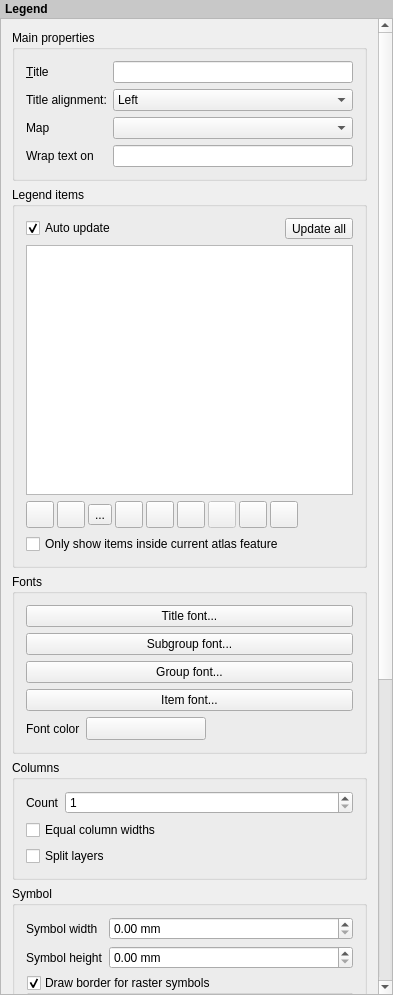
The window that src/ui/composer/qgscomposerlegendwidgetbase.ui (carsmie/QGIS) describes before a commit, drawn with Qt 5.
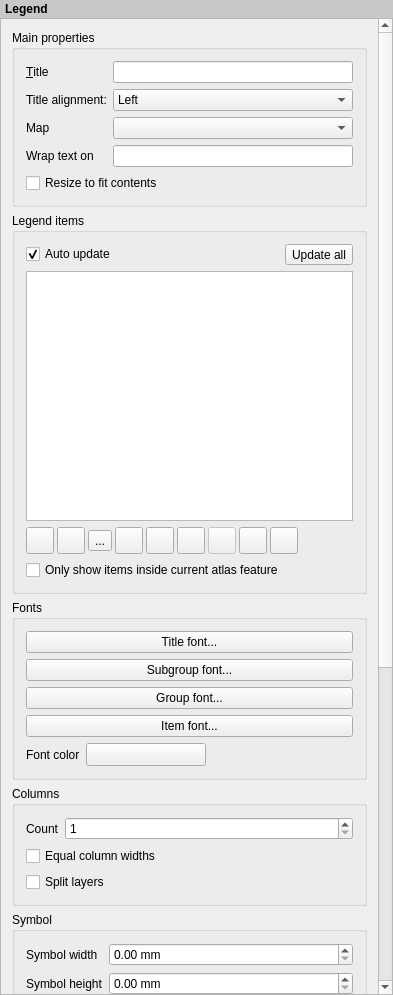
The same window after the commit. Icons and pictures are not drawn. Custom widgets are drawn as their Qt base class.

Commit message:
[composer] Add a checkbox for legends to prevent automatic resizing
A new checkbox has been added to the legend settings to control
whether or not a legend should be automatically resized to fit
its contents.

If unchecked, then the legend will never resize and instead just
stick to whatever size the user has set. Any content which
doesn't fit the size is cropped out.

Refs #10556

On behalf of Faunalia, sponsored by ENEL

```diff
--- a/src/ui/composer/qgscomposerlegendwidgetbase.ui
+++ b/src/ui/composer/qgscomposerlegendwidgetbase.ui
@@ -64,8 +64,8 @@
        <rect>
         <x>0</x>
         <y>0</y>
-        <width>374</width>
-        <height>1293</height>
+        <width>375</width>
+        <height>1506</height>
        </rect>
       </property>
       <layout class="QVBoxLayout" name="mainLayout">
@@ -153,6 +153,13 @@
             </item>
            </widget>
           </item>
+          <item row="4" column="0" colspan="2">
+           <widget class="QCheckBox" name="mCheckboxResizeContents">
+            <property name="text">
+             <string>Resize to fit contents</string>
+            </property>
+           </widget>
+          </item>
          </layout>
         </widget>
        </item>
```
Left out of the diff: 1 changed line with no effect on the pictures. The commit also changes 10 other files.
